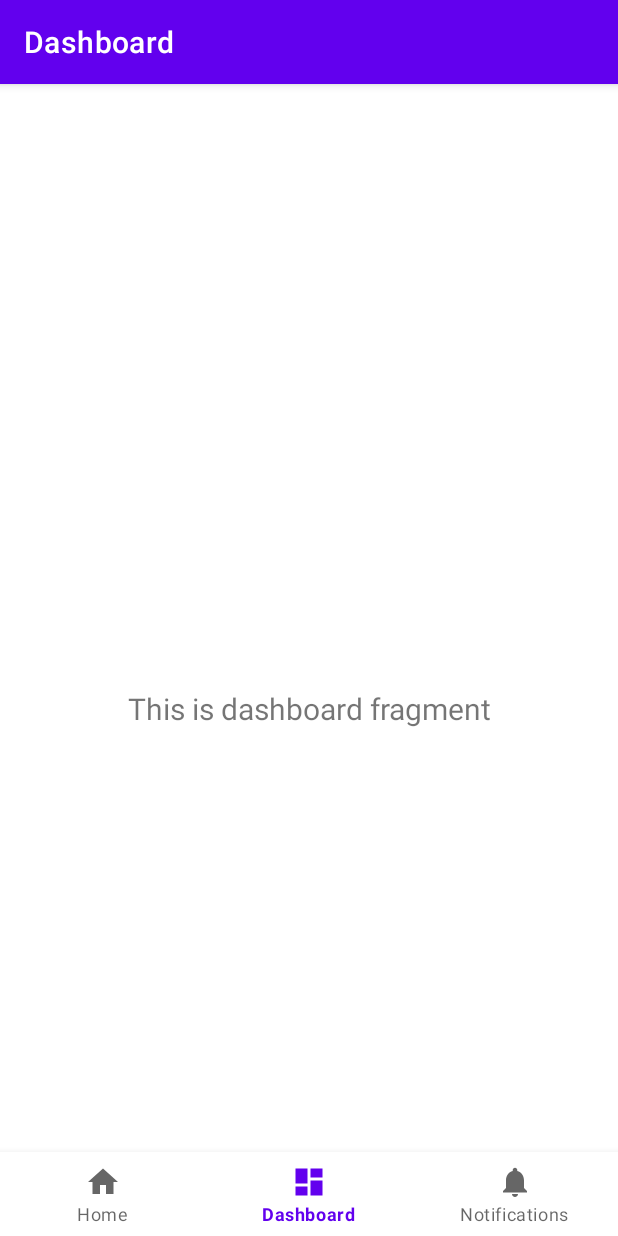
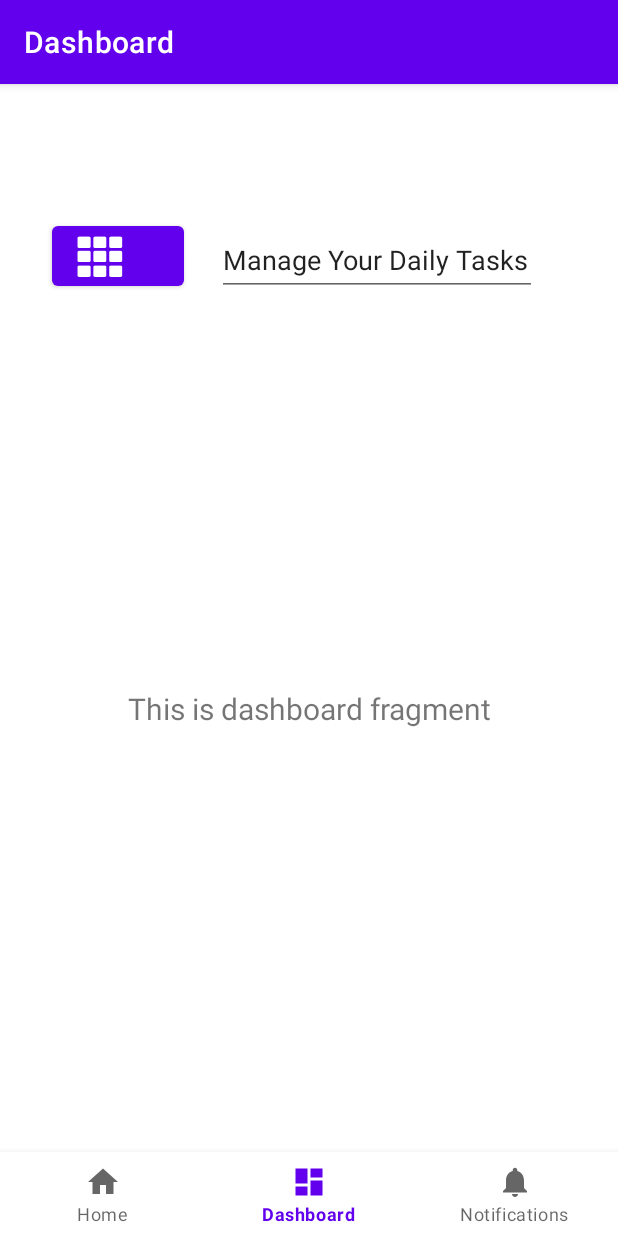
Before and after one commit to Terry-JohnsonFS/StormTigers, an Android app: the DashboardFragment screen opened through its navigation route, on a phone screen of 412 x 824 dp. Run offline under Robolectric (Android 15) with nearby library versions, the light colour scheme and no system bars; our stand-ins replace navigation-ui.

Commit message:
started creating dashboard

```diff
--- a/app/src/main/java/com/example/myapplication/ui/dashboard/IntroActivity.java
+++ b/app/src/main/java/com/example/myapplication/ui/dashboard/IntroActivity.java
@@ -1,7 +1,6 @@
 package com.example.myapplication.ui.dashboard;
 
 import androidx.appcompat.app.AppCompatActivity;
-
 import android.os.Bundle;
 
 public class IntroActivity extends AppCompatActivity {
--- a/app/src/main/res/layout/activity_intro.xml
+++ b/app/src/main/res/layout/activity_intro.xml
@@ -1,9 +1,10 @@
 <?xml version="1.0" encoding="utf-8"?>
-<androidx.constraintlayout.widget.ConstraintLayout xmlns:android="http://schemas.android.com/apk/res/android"
+<androidx.constraintlayout.widget.ConstraintLayout
+    xmlns:android="http://schemas.android.com/apk/res/android"
+    xmlns:tools="http://schemas.android.com/tools"
     xmlns:app="http://schemas.android.com/apk/res-auto"
-    xmlns:tools="http://schemas.android.com/tools"
     android:layout_width="match_parent"
     android:layout_height="match_parent"
     tools:context=".ui.dashboard.IntroActivity">
 
-</androidx.constraintlayout.widget.ConstraintLayout>
+  </androidx.constraintlayout.widget.ConstraintLayout>
--- a/app/src/main/res/layout/fragment_dashboard.xml
+++ b/app/src/main/res/layout/fragment_dashboard.xml
@@ -19,4 +19,33 @@
         app:layout_constraintEnd_toEndOf="parent"
         app:layout_constraintStart_toStartOf="parent"
         app:layout_constraintTop_toTopOf="parent" />
+
+    <EditText
+        android:id="@+id/editTextTextPersonName"
+        android:layout_width="wrap_content"
+        android:layout_height="wrap_content"
+        android:layout_marginTop="37dp"
+        android:layout_marginEnd="54dp"
+        android:ems="10"
+        android:inputType="textPersonName"
+        android:minHeight="48dp"
+        android:text="Manage Your Daily Tasks"
+        app:layout_constraintEnd_toEndOf="parent"
+        app:layout_constraintTop_toTopOf="parent" />
+
+    <Button
+        android:id="@+id/button"
+        android:layout_width="wrap_content"
+        android:layout_height="wrap_content"
+
+        android:layout_marginStart="36dp"
+        android:layout_marginTop="37dp"
+        android:layout_marginEnd="24dp"
+        android:layout_marginBottom="267dp"
+        app:icon="@android:drawable/ic_dialog_dialer"
+        app:layout_constraintBottom_toTopOf="@+id/text_dashboard"
+        app:layout_constraintEnd_toStartOf="@+id/editTextTextPersonName"
+        app:layout_constraintStart_toStartOf="parent"
+        app:layout_constraintTop_toTopOf="parent"
+        tools:ignore="SpeakableTextPresentCheck" />
 </androidx.constraintlayout.widget.ConstraintLayout>
```
Also changed, not shown: app/src/main/AndroidManifest.xml (+4 -4 lines), app/src/main/res/drawable/logo2.PNG (added).
